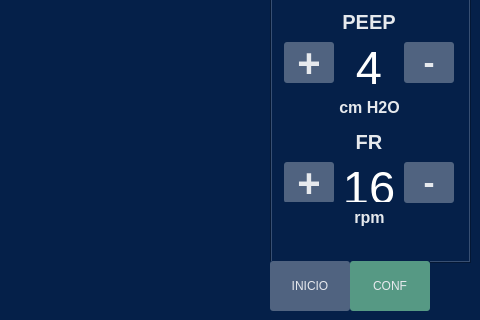
This is respyrator/ui_main.ui in cubanmakers/reespirator-beagle-touch as Qt 5 draws it before an edit; both pictures show x 320 to 800 and y 160 to 480 of the 800 by 480 pixel window. The edited form follows.
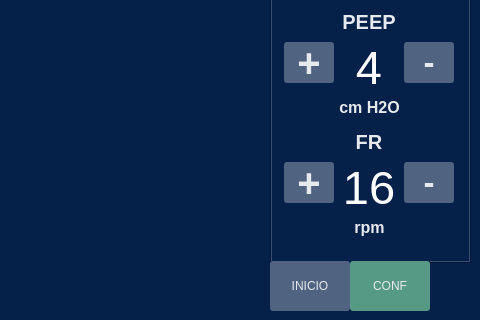
This is the edited form. The open tabs and pages were chosen to show the change. Custom widgets are drawn as their Qt base class.

Commit message: fix rpm label

The edit to the form file:
```diff
--- a/respyrator/ui_main.ui
+++ b/respyrator/ui_main.ui
@@ -1840,7 +1840,7 @@
      <property name="geometry">
       <rect>
        <x>12</x>
-       <y>360</y>
+       <y>370</y>
        <width>171</width>
        <height>30</height>
       </rect>
```
Left out of the diff: 2 changed lines with no effect on the pictures.
